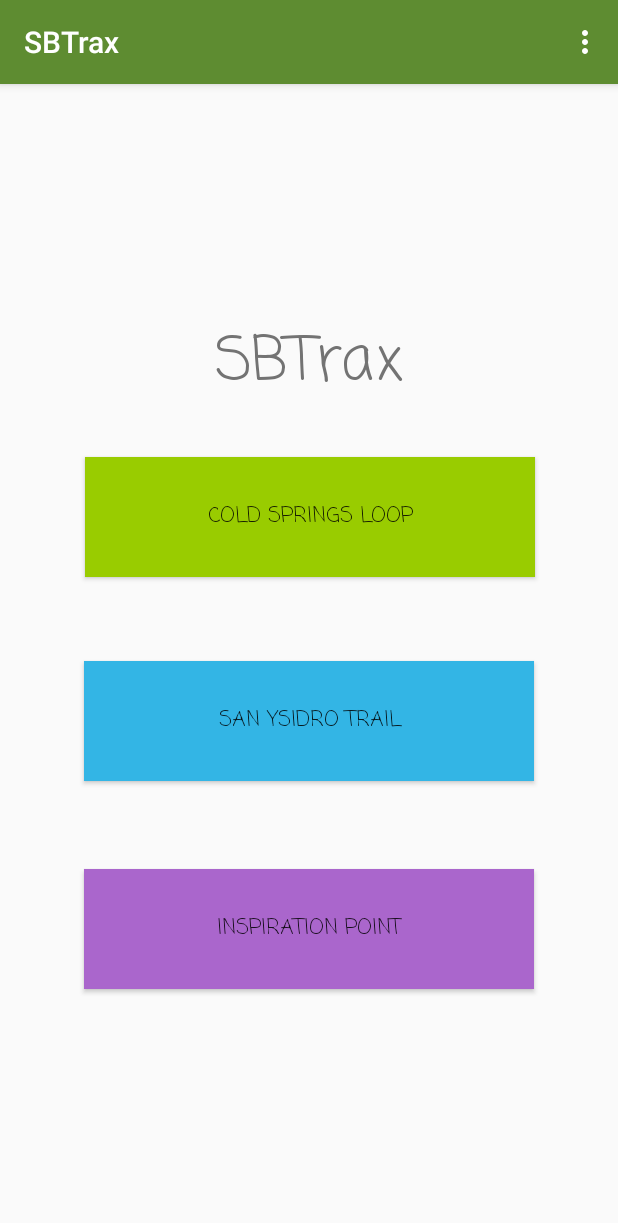
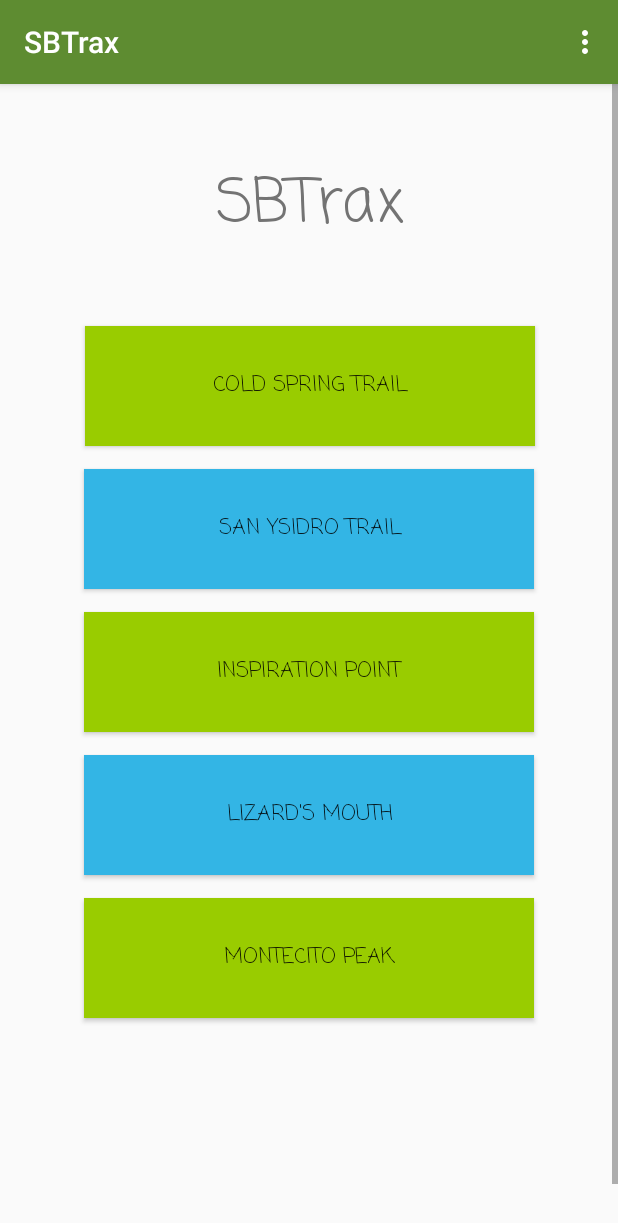
Before and after one commit to htotten/SBTrax, an Android app: the MainActivity screen opened directly, with no data from a screen before it, on a phone screen of 412 x 824 dp. Shown: the top 1223 px of the screen. Run offline under Robolectric (Android 15) with nearby library versions, the phone set to English and light mode, and no system bars.

Commit message:
added trails 4 and 5

```diff
--- a/app/src/main/java/sbtraxapp/htotten/github/com/sbtrax/MainActivity.java
+++ b/app/src/main/java/sbtraxapp/htotten/github/com/sbtrax/MainActivity.java
@@ -23,6 +23,8 @@ public class MainActivity extends AppCompatActivity {
     private Button trail1;
     private Button trail2;
     private Button trail3;
+    private Button trail4;
+    private Button trail5;
     private ImageButton wildLife;
     TextView txt;
 
@@ -36,6 +38,8 @@ public class MainActivity extends AppCompatActivity {
         trail1 = findViewById(R.id.trail1button);
         trail2 = findViewById(R.id.trail2button);
         trail3 = findViewById(R.id.trail3button);
+        trail4 = findViewById(R.id.trail4button);
+        trail5 = findViewById(R.id.trail5button);
         wildLife = findViewById(R.id.wildlifebutton);
 
 
@@ -53,6 +57,16 @@ public class MainActivity extends AppCompatActivity {
         trail3.setOnClickListener(new View.OnClickListener(){
             public void onClick(View view) {
                 startActivity(new Intent(MainActivity.this, Trail3Activity.class));
+            }
+        });
+        trail4.setOnClickListener(new View.OnClickListener(){
+            public void onClick(View view) {
+                startActivity(new Intent(MainActivity.this, Trail4Activity.class));
+            }
+        });
+        trail5.setOnClickListener(new View.OnClickListener(){
+            public void onClick(View view) {
+                startActivity(new Intent(MainActivity.this, Trail5Activity.class));
             }
         });
 
--- a/app/src/main/res/layout/activity_main.xml
+++ b/app/src/main/res/layout/activity_main.xml
@@ -1,7 +1,12 @@
 <?xml version="1.0" encoding="utf-8"?>
-<android.support.constraint.ConstraintLayout xmlns:android="http://schemas.android.com/apk/res/android"
+<ScrollView
+    xmlns:android="http://schemas.android.com/apk/res/android"
     xmlns:app="http://schemas.android.com/apk/res-auto"
     xmlns:tools="http://schemas.android.com/tools"
+    android:layout_width="fill_parent"
+    android:layout_height="fill_parent">
+
+<android.support.constraint.ConstraintLayout
     android:layout_width="match_parent"
     android:layout_height="match_parent"
     tools:context=".MainActivity">
@@ -9,18 +14,18 @@
 
     <Button
         android:id="@+id/trail1button"
-        android:text="Cold Springs Loop"
-        app:fontFamily="casual"
         android:layout_width="300dp"
         android:layout_height="80dp"
         android:layout_marginStart="56dp"
         android:layout_marginLeft="56dp"
-        android:layout_marginTop="49dp"
+        android:layout_marginTop="20dp"
         android:layout_marginEnd="55dp"
         android:layout_marginRight="55dp"
-        android:layout_marginBottom="28dp"
+        android:layout_marginBottom="10dp"
         android:background="@android:color/holo_green_light"
         android:contentDescription="@string/trail"
+        android:text="Cold Spring Trail"
+        app:fontFamily="casual"
         app:layout_constraintBottom_toTopOf="@+id/trail2button"
         app:layout_constraintEnd_toEndOf="parent"
         app:layout_constraintStart_toStartOf="parent"
@@ -32,10 +37,10 @@
         android:layout_height="80dp"
         android:layout_marginStart="55dp"
         android:layout_marginLeft="55dp"
-        android:layout_marginTop="28dp"
+        android:layout_marginTop="5dp"
         android:layout_marginEnd="56dp"
         android:layout_marginRight="56dp"
-        android:layout_marginBottom="29dp"
+        android:layout_marginBottom="15dp"
         android:background="@android:color/holo_blue_light"
         android:contentDescription="@string/trail"
         android:text="San Ysidro Trail"
@@ -51,38 +56,76 @@
         android:layout_height="80dp"
         android:layout_marginStart="55dp"
         android:layout_marginLeft="55dp"
-        android:layout_marginTop="29dp"
+        android:layout_marginTop="15dp"
+        android:layout_marginEnd="56dp"
+        android:layout_marginRight="56dp"
+        android:background="@android:color/holo_green_light"
+        android:contentDescription="@string/trail"
+        android:text="Inspiration Point"
+        app:fontFamily="casual"
+        app:layout_constraintEnd_toEndOf="parent"
+        app:layout_constraintStart_toStartOf="parent"
+        app:layout_constraintTop_toBottomOf="@+id/trail2button" />
+
+    <Button
+        android:id="@+id/trail4button"
+        android:layout_width="300dp"
+        android:layout_height="80dp"
+        android:layout_marginStart="55dp"
+        android:layout_marginLeft="55dp"
+        android:layout_marginTop="15dp"
+        android:layout_marginEnd="56dp"
+        android:layout_marginRight="56dp"
+        android:layout_marginBottom="10dp"
+        android:background="@android:color/holo_blue_light"
+        android:contentDescription="@string/trail"
+        android:text="Lizard's Mouth"
+        app:fontFamily="casual"
+        app:layout_constraintBottom_toTopOf="@+id/trail5button"
+        app:layout_constraintEnd_toEndOf="parent"
+        app:layout_constraintStart_toStartOf="parent"
+        app:layout_constraintTop_toBottomOf="@+id/trail3button" />
+
+    <Button
+        android:id="@+id/trail5button"
+        android:layout_width="300dp"
+        android:layout_height="80dp"
+        android:layout_marginStart="55dp"
+        android:layout_marginLeft="55dp"
+        android:layout_marginTop="5dp"
         android:layout_marginEnd="56dp"
         android:layout_marginRight="56dp"
         android:layout_marginBottom="182dp"
-        android:background="@android:color/holo_purple"
+        android:background="@android:color/holo_green_light"
         android:contentDescription="@string/trail"
-        android:text="Inspiration Point"
+        android:text="Montecito Peak"
         app:fontFamily="casual"
         app:layout_constraintBottom_toBottomOf="parent"
         app:layout_constraintEnd_toEndOf="parent"
         app:layout_constraintStart_toStartOf="parent"
-        app:layout_constraintTop_toBottomOf="@+id/trail2button" />
+        app:layout_constraintTop_toBottomOf="@+id/trail4button" />
 
     <TextView
         android:id="@+id/textView2"
         android:layout_width="wrap_content"
         android:layout_height="wrap_content"
-        android:layout_marginBottom="426dp"
-        android:layout_marginEnd="126dp"
-        android:layout_marginLeft="126dp"
-        android:layout_marginRight="126dp"
-        android:layout_marginStart="126dp"
-        android:layout_marginTop="30dp"
+        android:layout_marginStart="143dp"
+        android:layout_marginLeft="143dp"
+        android:layout_marginTop="50dp"
+        android:layout_marginEnd="142dp"
+        android:layout_marginRight="142dp"
+        android:layout_marginBottom="30dp"
         android:contentDescription="@string/maintitle"
         android:text="@string/sbtrax"
         android:textColor="?attr/colorPrimaryDark"
         android:textSize="40sp"
         app:fontFamily="casual"
-        app:layout_constraintBottom_toBottomOf="parent"
+        app:layout_constraintBottom_toTopOf="@+id/trail1button"
         app:layout_constraintEnd_toEndOf="parent"
         app:layout_constraintStart_toStartOf="parent"
-        app:layout_constraintTop_toTopOf="parent" />
+        app:layout_constraintTop_toTopOf="parent"
+        app:layout_constraintVertical_chainStyle="spread_inside" />
 
 
 </android.support.constraint.ConstraintLayout>
+</ScrollView>
```
Also changed, not shown: app/src/main/AndroidManifest.xml (+4 -6 lines), app/src/main/java/sbtraxapp/htotten/github/com/sbtrax/Trail4Activity.java (added, +13 -0 lines), app/src/main/java/sbtraxapp/htotten/github/com/sbtrax/Trail5Activity.java (added, +13 -0 lines), app/src/main/res/layout/activity_trail4.xml (added, +114 -0 lines), app/src/main/res/layout/activity_trail5.xml (added, +119 -0 lines), app/src/main/res/drawable/lm_4_bigmap.png (added), app/src/main/res/drawable/lm_4_map.png (added), app/src/main/res/drawable/lm_4_view.jpg (added), app/src/main/res/drawable/mont_5_bigmap.png (added), app/src/main/res/drawable/mont_5_map.png (added), app/src/main/res/drawable/mont_5_view.png (added).
